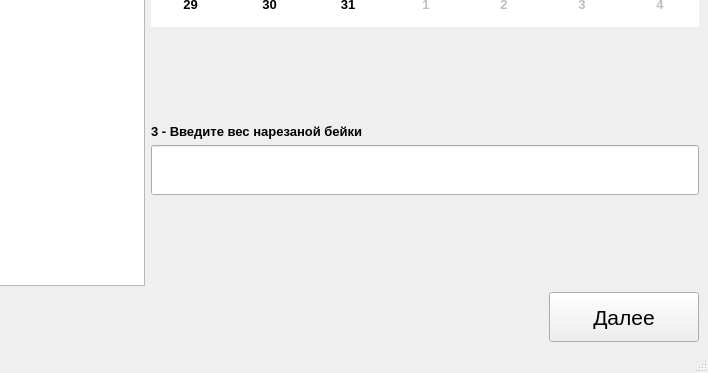
Meller008/CRM-Avi, file ui/operation/main.ui: the form before one commit; both pictures show x 412 to 1120 and y 374 to 747 of the 1120 by 747 pixel window.
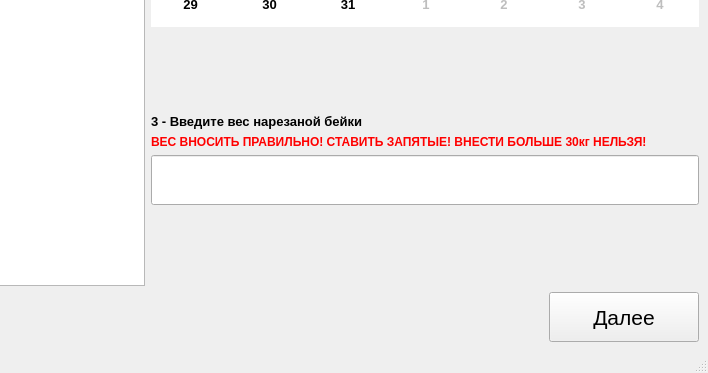
The form after the commit. The open tabs and pages were chosen to show the change.

Commit message: Работа - запрет на внос бейки больше 30кг

```diff
--- a/ui/operation/main.ui
+++ b/ui/operation/main.ui
@@ -1858,19 +1858,6 @@
       </widget>
       <widget class="QWidget" name="page_5">
        <layout class="QGridLayout" name="gridLayout_18">
-        <item row="6" column="1">
-         <spacer name="verticalSpacer_12">
-          <property name="orientation">
-           <enum>Qt::Vertical</enum>
-          </property>
-          <property name="sizeHint" stdset="0">
-           <size>
-            <width>20</width>
-            <height>40</height>
-           </size>
-          </property>
-         </spacer>
-        </item>
         <item row="0" column="0" colspan="2">
          <widget class="QLabel" name="le_error">
           <property name="font">
@@ -1907,6 +1894,19 @@
           </property>
          </widget>
         </item>
+        <item row="7" column="1">
+         <spacer name="verticalSpacer_12">
+          <property name="orientation">
+           <enum>Qt::Vertical</enum>
+          </property>
+          <property name="sizeHint" stdset="0">
+           <size>
+            <width>20</width>
+            <height>40</height>
+           </size>
+          </property>
+         </spacer>
+        </item>
         <item row="4" column="1">
          <widget class="QLabel" name="label_25">
           <property name="font">
@@ -1949,7 +1949,7 @@
           </property>
          </widget>
         </item>
-        <item row="7" column="0" colspan="2">
+        <item row="8" column="0" colspan="2">
          <layout class="QHBoxLayout" name="horizontalLayout_6">
           <item>
            <widget class="QPushButton" name="pushButton_19">
@@ -2004,6 +2004,40 @@
           </item>
          </layout>
         </item>
+        <item row="3" column="1">
+         <spacer name="verticalSpacer_11">
+          <property name="orientation">
+           <enum>Qt::Vertical</enum>
+          </property>
+          <property name="sizeHint" stdset="0">
+           <size>
+            <width>20</width>
+            <height>40</height>
+           </size>
+          </property>
+         </spacer>
+        </item>
+        <item row="6" column="1">
+         <widget class="QLineEdit" name="le_value">
+          <property name="minimumSize">
+           <size>
+            <width>0</width>
+            <height>50</height>
+           </size>
+          </property>
+          <property name="font">
+           <font>
+            <family>Tahoma</family>
+            <pointsize>16</pointsize>
+            <weight>75</weight>
+            <bold>true</bold>
+           </font>
+          </property>
+          <property name="alignment">
+           <set>Qt::AlignCenter</set>
+          </property>
+         </widget>
+        </item>
         <item row="1" column="0">
          <widget class="QLabel" name="label_23">
           <property name="font">
@@ -2019,7 +2053,7 @@
           </property>
          </widget>
         </item>
-        <item row="2" column="0" rowspan="5">
+        <item row="2" column="0" rowspan="6">
          <widget class="QListWidget" name="lw_material">
           <property name="font">
            <font>
@@ -2040,37 +2074,10 @@
           </property>
          </widget>
         </item>
-        <item row="3" column="1">
-         <spacer name="verticalSpacer_11">
-          <property name="orientation">
-           <enum>Qt::Vertical</enum>
-          </property>
-          <property name="sizeHint" stdset="0">
-           <size>
-            <width>20</width>
-            <height>40</height>
-           </size>
-          </property>
-         </spacer>
-        </item>
         <item row="5" column="1">
-         <widget class="QLineEdit" name="le_value">
-          <property name="minimumSize">
-           <size>
-            <width>0</width>
-            <height>50</height>
-           </size>
-          </property>
-          <property name="font">
-           <font>
-            <family>Tahoma</family>
-            <pointsize>16</pointsize>
-            <weight>75</weight>
-            <bold>true</bold>
-           </font>
-          </property>
-          <property name="alignment">
-           <set>Qt::AlignCenter</set>
+         <widget class="QLabel" name="label_28">
+          <property name="text">
+           <string>&lt;html&gt;&lt;head/&gt;&lt;body&gt;&lt;p&gt;&lt;span style=&quot; font-weight:600; color:#ff0000;&quot;&gt;ВЕС ВНОСИТЬ ПРАВИЛЬНО! СТАВИТЬ ЗАПЯТЫЕ! ВНЕСТИ БОЛЬШЕ 30кг НЕЛЬЗЯ!&lt;/span&gt;&lt;/p&gt;&lt;/body&gt;&lt;/html&gt;</string>
           </property>
          </widget>
         </item>
```
Left out of the diff: 40 changed lines with no effect on the pictures. The commit also changes 1 other file.
